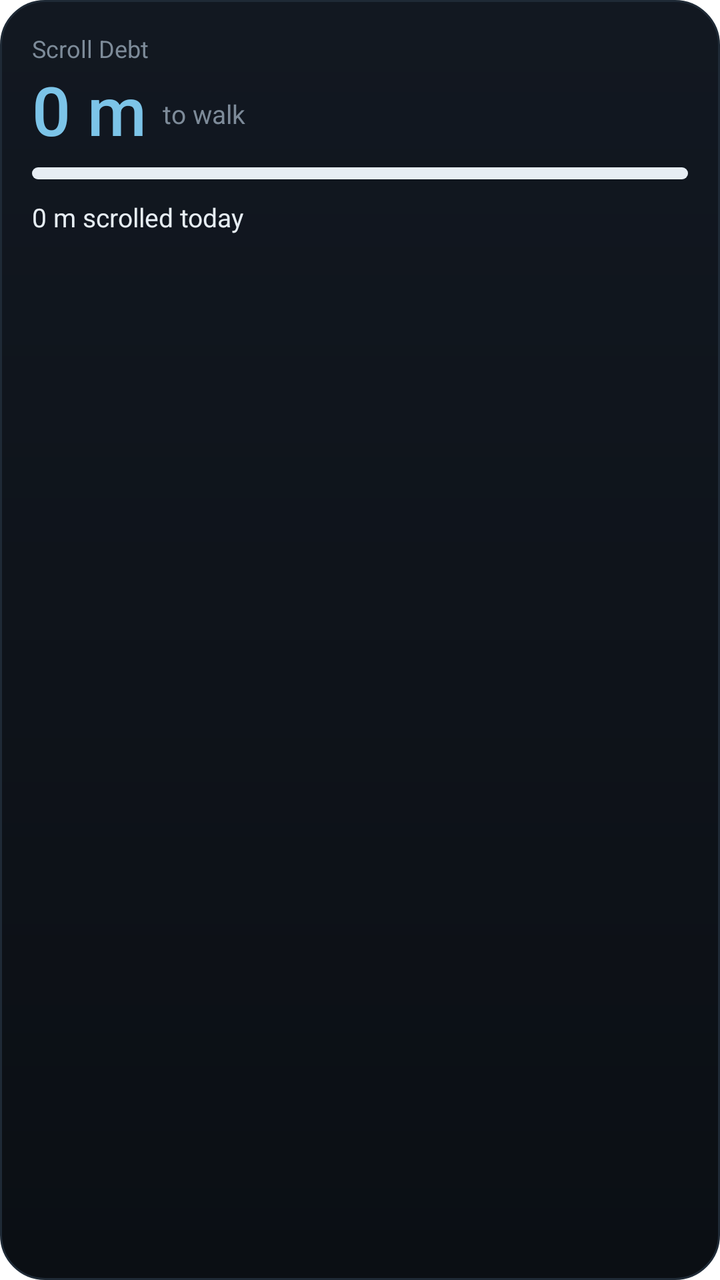
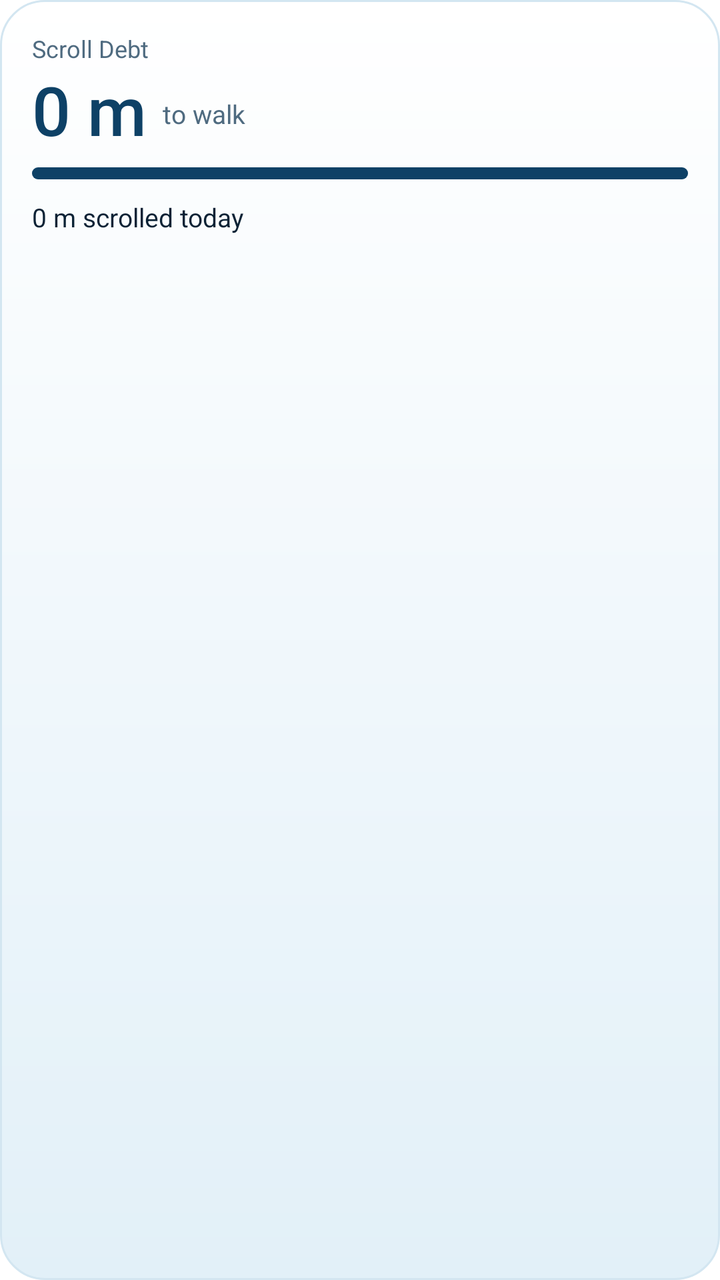

Screens rendered from an Android XML layout before and after an edit, with the pre-edit source and the edit as a unified diff.
<!-- AndroidManifest.xml: fallback theme Theme.MaterialComponents.DayNight.NoActionBar -->
<!-- res/layout/widget_large.xml -->
<?xml version="1.0" encoding="utf-8"?>
<LinearLayout xmlns:android="http://schemas.android.com/apk/res/android"
    android:id="@+id/w_root"
    android:layout_width="match_parent"
    android:layout_height="match_parent"
    android:background="@drawable/widget_bg"
    android:orientation="vertical"
    android:padding="16dp">
    <TextView
        android:layout_width="wrap_content"
        android:layout_height="wrap_content"
        android:letterSpacing="0"
        android:text="Scroll Debt"
        android:textColor="#FF7D8B99"
        android:textSize="12sp" />
    <LinearLayout
        android:layout_width="match_parent"
        android:layout_height="wrap_content"
        android:gravity="bottom"
        android:orientation="horizontal">
        <TextView
            android:id="@+id/w_debt"
            android:layout_width="wrap_content"
            android:layout_height="wrap_content"
            android:fontFamily="sans-serif-medium"
            android:maxLines="1"
            android:text="0 m"
            android:textColor="#FF7CC4E8"
            android:textSize="34sp" />
        <TextView
            android:id="@+id/w_caption"
            android:layout_width="wrap_content"
            android:layout_height="wrap_content"
            android:layout_marginStart="8dp"
            android:layout_marginBottom="6dp"
            android:maxLines="1"
            android:text="to walk"
            android:textColor="#FF7D8B99"
            android:textSize="13sp" />
    </LinearLayout>
    <ProgressBar
        android:id="@+id/w_progress"
        style="@android:style/Widget.ProgressBar.Horizontal"
        android:layout_width="match_parent"
        android:layout_height="6dp"
        android:layout_marginTop="6dp"
        android:max="100"
        android:progress="100"
        android:progressDrawable="@drawable/widget_progress" />
    <TextView
        android:id="@+id/w_scrolled"
        android:layout_width="match_parent"
        android:layout_height="wrap_content"
        android:layout_marginTop="10dp"
        android:maxLines="1"
        android:text="0 m scrolled today"
        android:textColor="#FFE6EDF3"
        android:textSize="13sp" />
    <TextView
        android:id="@+id/w_landmark"
        android:layout_width="match_parent"
        android:layout_height="wrap_content"
        android:layout_marginTop="2dp"
        android:maxLines="1"
        android:text=""
        android:textColor="#FF7D8B99"
        android:textSize="12sp" />
</LinearLayout>
<!-- resources referenced by this layout -->
<resources>
  <!-- drawable widget_bg (drawable) -->
  <?xml version="1.0" encoding="utf-8"?>
  <shape xmlns:android="http://schemas.android.com/apk/res/android" android:shape="rectangle">
      <gradient android:angle="270" android:startColor="#FF121821" android:endColor="#FF0B0F14" />
      <corners android:radius="22dp" />
      <stroke android:width="1dp" android:color="#FF1F2A36" />
  </shape>
  <!-- drawable widget_progress (drawable) -->
  <?xml version="1.0" encoding="utf-8"?>
  <layer-list xmlns:android="http://schemas.android.com/apk/res/android">
      <item android:id="@android:id/background">
          <shape><corners android:radius="3dp" /><solid android:color="#FF1F2A36" /></shape>
      </item>
      <item android:id="@android:id/progress">
          <clip><shape><corners android:radius="3dp" /><solid android:color="#FFE6EDF3" /></shape></clip>
      </item>
  </layer-list>
</resources>

<!-- the commit's change to res/layout/widget_large.xml (unified diff, before → after) -->
@@ -11,7 +11,7 @@
         android:layout_height="wrap_content"
         android:letterSpacing="0"
         android:text="Scroll Debt"
-        android:textColor="#FF7D8B99"
+        android:textColor="@color/widget_caption"
         android:textSize="12sp" />
     <LinearLayout
         android:layout_width="match_parent"
@@ -25,7 +25,7 @@
             android:fontFamily="sans-serif-medium"
             android:maxLines="1"
             android:text="0 m"
-            android:textColor="#FF7CC4E8"
+            android:textColor="@color/widget_debt"
             android:textSize="34sp" />
         <TextView
             android:id="@+id/w_caption"
@@ -35,7 +35,7 @@
             android:layout_marginBottom="6dp"
             android:maxLines="1"
             android:text="to walk"
-            android:textColor="#FF7D8B99"
+            android:textColor="@color/widget_caption"
             android:textSize="13sp" />
     </LinearLayout>
     <ProgressBar
@@ -54,7 +54,7 @@
         android:layout_marginTop="10dp"
         android:maxLines="1"
         android:text="0 m scrolled today"
-        android:textColor="#FFE6EDF3"
+        android:textColor="@color/widget_text"
         android:textSize="13sp" />
     <TextView
         android:id="@+id/w_landmark"
@@ -63,6 +63,6 @@
         android:layout_marginTop="2dp"
         android:maxLines="1"
         android:text=""
-        android:textColor="#FF7D8B99"
+        android:textColor="@color/widget_caption"
         android:textSize="12sp" />
 </LinearLayout>
<!-- resource entries referenced after the edit -->
@@ -1,21 +1,29 @@
 <!-- resources referenced by this layout -->
 <resources>
+  <color name="widget_caption">#FF4F6B80</color>
+  <color name="widget_debt">#FF0E4166</color>
+  <color name="widget_text">#FF0B2235</color>
   <!-- drawable widget_bg (drawable) -->
   <?xml version="1.0" encoding="utf-8"?>
   <shape xmlns:android="http://schemas.android.com/apk/res/android" android:shape="rectangle">
-      <gradient android:angle="270" android:startColor="#FF121821" android:endColor="#FF0B0F14" />
+      <gradient android:angle="270" android:startColor="@color/widget_bg_top" android:endColor="@color/widget_bg_bottom" />
       <corners android:radius="22dp" />
-      <stroke android:width="1dp" android:color="#FF1F2A36" />
+      <stroke android:width="1dp" android:color="@color/widget_stroke" />
   </shape>
   <!-- drawable widget_progress (drawable) -->
   <?xml version="1.0" encoding="utf-8"?>
   <layer-list xmlns:android="http://schemas.android.com/apk/res/android">
       <item android:id="@android:id/background">
-          <shape><corners android:radius="3dp" /><solid android:color="#FF1F2A36" /></shape>
+          <shape><corners android:radius="3dp" /><solid android:color="@color/widget_track" /></shape>
       </item>
       <item android:id="@android:id/progress">
-          <clip><shape><corners android:radius="3dp" /><solid android:color="#FFE6EDF3" /></shape></clip>
+          <clip><shape><corners android:radius="3dp" /><solid android:color="@color/widget_fill" /></shape></clip>
       </item>
   </layer-list>
+  <color name="widget_bg_top">#FFFFFFFF</color>
+  <color name="widget_bg_bottom">#FFE2F0F8</color>
+  <color name="widget_stroke">#FFD3E6F1</color>
+  <color name="widget_track">#FFD3E6F1</color>
+  <color name="widget_fill">#FF0E4166</color>
 </resources>
 
